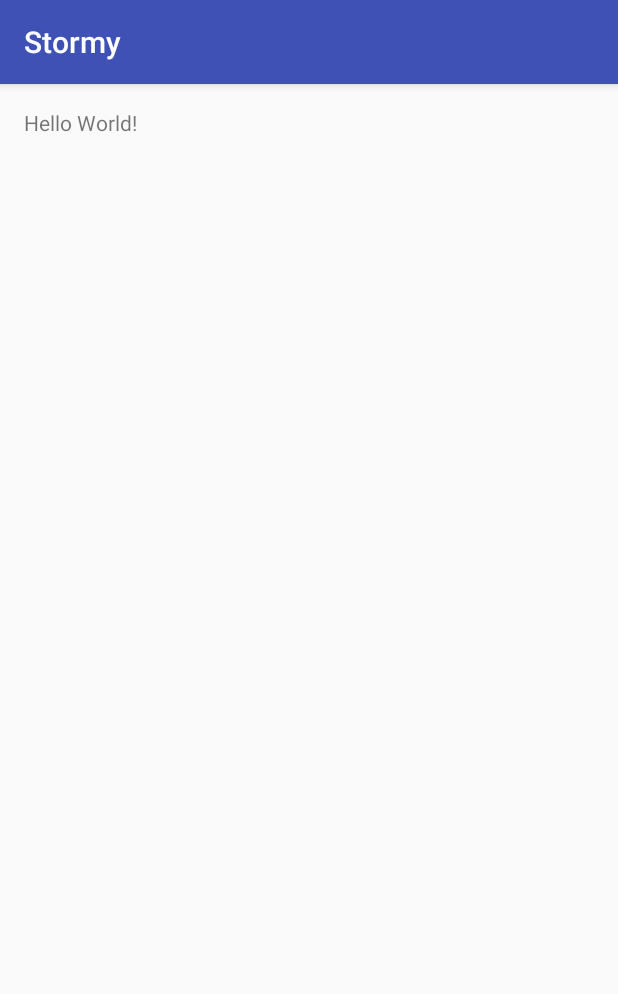
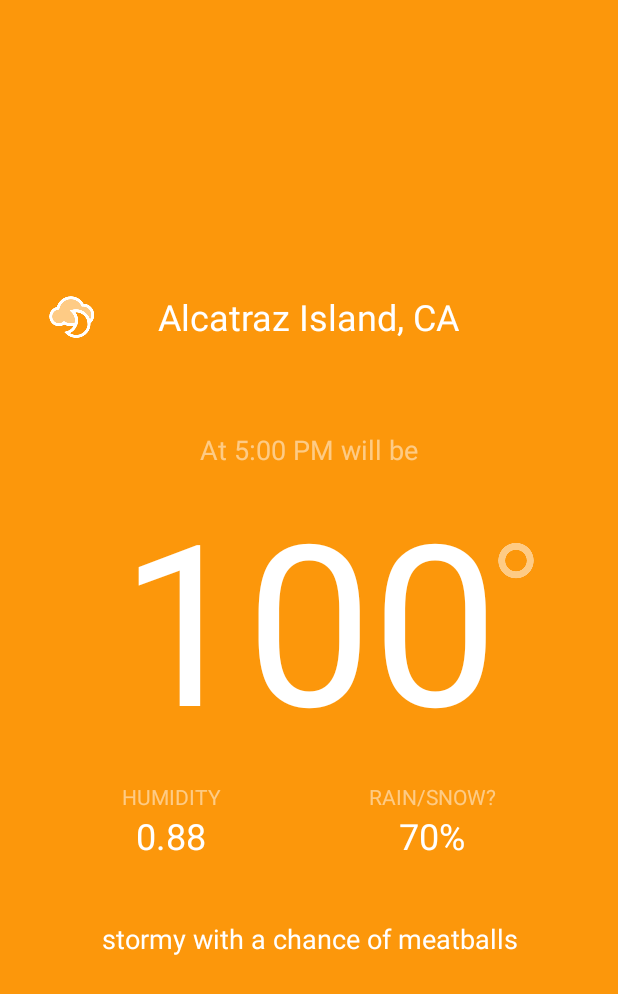
Before and after one commit to amahsanferoz/Weather-Alert, an Android app: the screen it shows after launch (MainActivity), on a phone screen of 412 x 824 dp. Shown: the top 994 px of the screen. Run offline under Robolectric (Android 15) with nearby library versions, the phone set to English and light mode, and no system bars.

Commit message:
Main UI first draft

```diff
--- a/app/src/main/AndroidManifest.xml
+++ b/app/src/main/AndroidManifest.xml
@@ -11,7 +11,8 @@
         android:label="@string/app_name"
         android:supportsRtl="true"
         android:theme="@style/AppTheme">
-        <activity android:name=".MainActivity">
+        <activity android:name=".MainActivity"
+            android:screenOrientation="portrait">
             <intent-filter>
                 <action android:name="android.intent.action.MAIN" />
 
--- a/app/src/main/java/arora/ahsanferoz/stormy/CurrentWeather.java
+++ b/app/src/main/java/arora/ahsanferoz/stormy/CurrentWeather.java
@@ -32,6 +32,44 @@ public class CurrentWeather {
 
     public void setIcon(String icon) {
         mIcon = icon;
+    }
+
+    public int getIconId() {
+        int iconId = R.drawable.clear_day;
+
+        if (mIcon.equals("clear-day")) {
+            iconId = R.drawable.clear_day;
+        }
+        else if (mIcon.equals("clear-night")) {
+            iconId = R.drawable.clear_night;
+        }
+        else if (mIcon.equals("rain")) {
+            iconId = R.drawable.rain;
+        }
+        else if (mIcon.equals("snow")) {
+            iconId = R.drawable.snow;
+        }
+        else if (mIcon.equals("sleet")) {
+            iconId = R.drawable.sleet;
+        }
+        else if (mIcon.equals("wind")) {
+            iconId = R.drawable.wind;
+        }
+        else if (mIcon.equals("fog")) {
+            iconId = R.drawable.fog;
+        }
+        else if (mIcon.equals("cloudy")) {
+            iconId = R.drawable.cloudy;
+        }
+        else if (mIcon.equals("partly-cloudy-day")) {
+            iconId = R.drawable.partly_cloudy;
+        }
+        else if (mIcon.equals("partly-cloudy-night")) {
+            iconId = R.drawable.cloudy_night;
+        }
+
+        return iconId;
+
     }
 
     public long getTime() {
--- a/app/src/main/res/layout/activity_main.xml
+++ b/app/src/main/res/layout/activity_main.xml
@@ -1,5 +1,6 @@
 <?xml version="1.0" encoding="utf-8"?>
 <RelativeLayout xmlns:android="http://schemas.android.com/apk/res/android"
+    xmlns:app="http://schemas.android.com/apk/res-auto"
     xmlns:tools="http://schemas.android.com/tools"
     android:id="@+id/activity_main"
     android:layout_width="match_parent"
@@ -8,10 +9,132 @@
     android:paddingLeft="@dimen/activity_horizontal_margin"
     android:paddingRight="@dimen/activity_horizontal_margin"
     android:paddingTop="@dimen/activity_vertical_margin"
-    tools:context="arora.ahsanferoz.stormy.MainActivity">
+    tools:context="arora.ahsanferoz.stormy.MainActivity"
+    android:background="#FFFC970B">
 
     <TextView
+        android:text="100"
         android:layout_width="wrap_content"
         android:layout_height="wrap_content"
-        android:text="Hello World!" />
+        android:layout_centerVertical="true"
+        android:layout_centerHorizontal="true"
+        android:id="@+id/temperatureLabel"
+        android:textColor="@android:color/white"
+        android:textSize="150sp" />
+
+    <ImageView
+        android:layout_width="wrap_content"
+        android:layout_height="wrap_content"
+        app:srcCompat="@android:color/white"
+        android:layout_alignTop="@+id/temperatureLabel"
+        android:layout_toRightOf="@+id/temperatureLabel"
+        android:layout_toEndOf="@+id/temperatureLabel"
+        android:id="@+id/degreeImageView"
+        android:src="@drawable/degree"
+        android:layout_marginTop="50dp" />
+
+    <TextView
+        android:text="@string/temperature_text"
+        android:layout_width="wrap_content"
+        android:layout_height="wrap_content"
+        android:layout_above="@+id/temperatureLabel"
+        android:layout_centerHorizontal="true"
+        android:id="@+id/timeLabel"
+        android:textColor="#80FFFFFF"
+        android:textSize="18sp" />
+
+    <TextView
+        android:text="Alcatraz Island, CA"
+        android:layout_width="wrap_content"
+        android:layout_height="wrap_content"
+        android:layout_above="@+id/timeLabel"
+        android:layout_centerHorizontal="true"
+        android:id="@+id/locationLabel"
+        android:layout_marginBottom="60dp"
+        android:textColor="@android:color/white"
+        android:textSize="24sp" />
+
+    <ImageView
+        android:layout_width="wrap_content"
+        android:layout_height="wrap_content"
+        app:srcCompat="@drawable/cloudy_night"
+        android:layout_alignBottom="@+id/locationLabel"
+        android:layout_alignParentLeft="true"
+        android:layout_alignParentStart="true"
+        android:id="@+id/iconImageView" />
+
+    <LinearLayout
+        android:id="@+id/linearLayout"
+        android:orientation="horizontal"
+        android:layout_width="match_parent"
+        android:layout_height="wrap_content"
+        android:layout_below="@+id/temperatureLabel"
+        android:layout_alignParentLeft="true"
+        android:layout_alignParentStart="true"
+        android:layout_marginTop="10dp">
+
+        <LinearLayout
+            android:orientation="vertical"
+            android:layout_width="wrap_content"
+            android:layout_height="match_parent"
+            android:layout_weight="1">
+
+            <TextView
+                android:text="HUMIDITY"
+                android:layout_width="match_parent"
+                android:layout_height="wrap_content"
+                android:id="@+id/humdityLabel"
+                android:textColor="#80FFFFFF"
+                android:gravity="center_horizontal" />
+
+            <TextView
+                android:text="0.88"
+                android:layout_width="match_parent"
+                android:layout_height="wrap_content"
+                android:id="@+id/humidityValue"
+                android:textColor="@android:color/white"
+                android:textSize="24sp"
+                android:gravity="center_horizontal" />
+        </LinearLayout>
+
+        <LinearLayout
+            android:orientation="vertical"
+            android:layout_width="wrap_content"
+            android:layout_height="match_parent"
+            android:layout_weight="1">
+
+            <TextView
+                android:text="RAIN/SNOW?"
+                android:layout_width="match_parent"
+                android:layout_height="wrap_content"
+                android:id="@+id/precipLabel"
+                android:textSize="14sp"
+                android:textColor="#80FFFFFF"
+                android:gravity="center_horizontal" />
+
+            <TextView
+                android:text="70%"
+                android:layout_width="match_parent"
+                android:layout_height="wrap_content"
+                android:id="@+id/precipValue"
+                android:textColor="@android:color/white"
+                android:textSize="24sp"
+                android:gravity="center_horizontal" />
+        </LinearLayout>
+
+    </LinearLayout>
+
+    <TextView
+        android:text="stormy with a chance of meatballs"
+        android:layout_width="wrap_content"
+        android:layout_height="wrap_content"
+        android:id="@+id/summaryLabel"
+        android:layout_weight="1"
+        android:layout_below="@id/linearLayout"
+        android:layout_centerHorizontal="true"
+        android:layout_marginTop="40dp"
+        android:textSize="18sp"
+        android:textColor="@android:color/white"
+        android:gravity="center_horizontal" />
+
 </RelativeLayout>
--- a/app/src/main/res/values/dimens.xml
+++ b/app/src/main/res/values/dimens.xml
@@ -1,5 +1,5 @@
 <resources>
     <!-- Default screen margins, per the Android Design guidelines. -->
-    <dimen name="activity_horizontal_margin">16dp</dimen>
+    <dimen name="activity_horizontal_margin">32dp</dimen>
     <dimen name="activity_vertical_margin">16dp</dimen>
 </resources>
--- a/app/src/main/res/values/strings.xml
+++ b/app/src/main/res/values/strings.xml
@@ -4,4 +4,5 @@
     <string name="error_message">There was an error. Please try again</string>
     <string name="error_ok_button_text">OK</string>
     <string name="network_unavailable_message">Network is unavailable</string>
+    <string name="temperature_text">At 5:00 PM will be</string>
 </resources>
--- a/app/src/main/res/values/styles.xml
+++ b/app/src/main/res/values/styles.xml
@@ -1,7 +1,7 @@
 <resources>
 
     <!-- Base application theme. -->
-    <style name="AppTheme" parent="Theme.AppCompat.Light.DarkActionBar">
+    <style name="AppTheme" parent="Theme.AppCompat.Light.NoActionBar">
         <!-- Customize your theme here. -->
         <item name="colorPrimary">@color/colorPrimary</item>
         <item name="colorPrimaryDark">@color/colorPrimaryDark</item>
```
